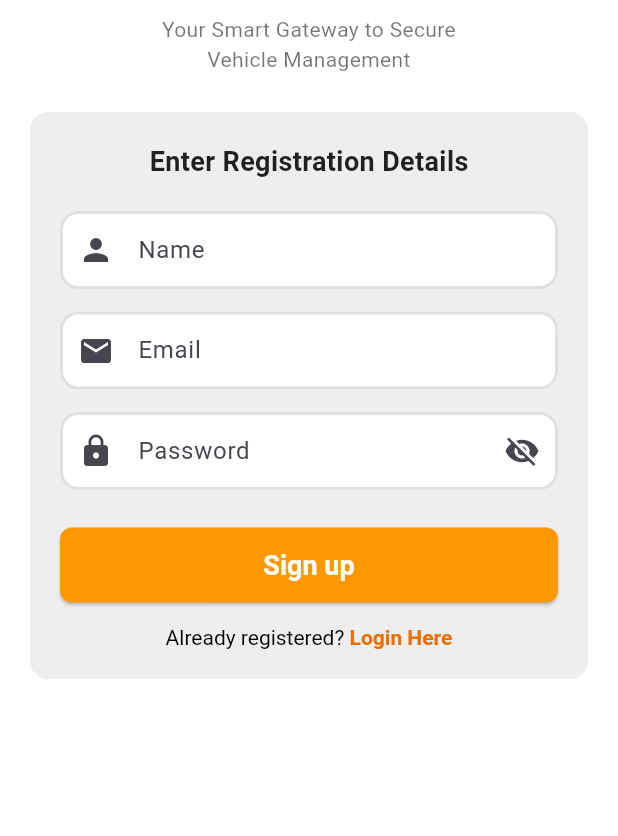
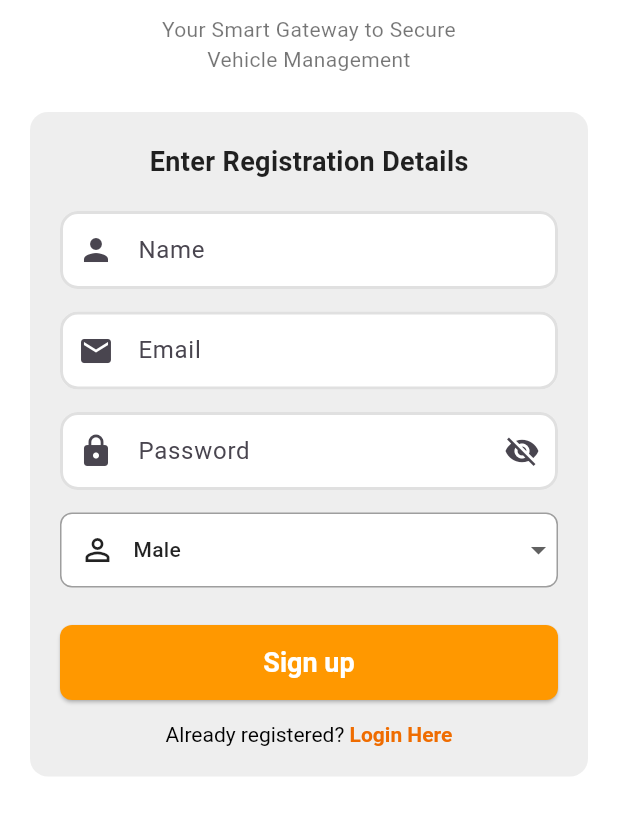
Before and after one commit to sriram806/Dwaramitra, a Flutter app: the screen it shows after launch, on a phone screen of 412 x 824 dp, the part 323-1159 px from its top. Run offline on Flutter 3.47's test engine with Material 3 defaults, Android fonts, the phone set to English and light mode, and no system bars; our stand-ins replace flutter_bloc, fluttertoast, image_picker, pin_code_fields, shared_preferences; missing offline and left inert: flex_color_picker; accounts and stored records are empty.

Commit message:
update in app

```diff
--- a/frontend/lib/features/auth/cubit/auth_cubit.dart
+++ b/frontend/lib/features/auth/cubit/auth_cubit.dart
@@ -37,6 +37,7 @@ class AuthCubit extends Cubit<AuthState> {
     required String name,
     required String email,
     required String password,
+    required String gender,
   }) async {
     try {
       emit(AuthLoading());
@@ -44,6 +45,7 @@ class AuthCubit extends Cubit<AuthState> {
         name: name,
         email: email,
         password: password,
+        gender: gender,
       );
 
       try {
--- a/frontend/lib/features/auth/pages/signup_page.dart
+++ b/frontend/lib/features/auth/pages/signup_page.dart
@@ -20,6 +20,8 @@ class _SignupPageState extends State<SignupPage> {
   final nameController = TextEditingController();
   final formKey = GlobalKey<FormState>();
   bool obscurePassword = true;
+  String selectedGender = 'Male';
+  bool _isNavigating = false;
 
   @override
   void dispose() {
@@ -35,6 +37,7 @@ class _SignupPageState extends State<SignupPage> {
             name: nameController.text.trim(),
             email: emailController.text.trim(),
             password: passwordController.text.trim(),
+            gender: selectedGender,
           );
     }
   }
@@ -63,12 +66,17 @@ class _SignupPageState extends State<SignupPage> {
                 backgroundColor: Colors.red,
               ),
             );
-          } else if (state is AuthSignUp) {
-            // Navigate to OTP verification page
-            Navigator.push(
-              context,
-              OtpVerificationPage.route(state.user),
-            );
+          } else if (state is AuthSignUp && !_isNavigating) {
+            _isNavigating = true;
+            // Navigate to OTP verification page using microtask to avoid framework issues
+            Future.microtask(() {
+              if (mounted) {
+                Navigator.push(
+                  context,
+                  OtpVerificationPage.route(state.user),
+                );
+              }
+            });
           }
         },
         builder: (context, state) {
@@ -214,6 +222,50 @@ class _SignupPageState extends State<SignupPage> {
                               return null;
                             },
                           ),
+                          const SizedBox(height: 15),
+
+                          // Gender Selection
+                          Container(
+                            decoration: BoxDecoration(
+                              border: Border.all(color: Colors.grey),
+                              borderRadius: BorderRadius.circular(8),
+                              color: Colors.white,
+                            ),
+                            child: Row(
+                              children: [
+                                const Padding(
+                                  padding: EdgeInsets.symmetric(horizontal: 12),
+                                  child: Icon(Icons.person_outline),
+                                ),
+                                Expanded(
+                                  child: DropdownButtonHideUnderline(
+                                    child: DropdownButton<String>(
+                                      value: selectedGender,
+                                      hint: const Text("Select Gender"),
+                                      isExpanded: true,
+                                      items: const [
+                                        DropdownMenuItem(
+                                          value: 'Male',
+                                          child: Text('Male'),
+                                        ),
+                                        DropdownMenuItem(
+                                          value: 'Female',
+                                          child: Text('Female'),
+                                        ),
+                                      ],
+                                      onChanged: (String? newValue) {
+                                        if (newValue != null) {
+                                          setState(() {
+                                            selectedGender = newValue;
+                                          });
+                                        }
+                                      },
+                                    ),
+                                  ),
+                                ),
+                              ],
+                            ),
+                          ),
                           const SizedBox(height: 25),
 
                           SizedBox(
--- a/frontend/lib/features/auth/repository/auth_remote_repository.dart
+++ b/frontend/lib/features/auth/repository/auth_remote_repository.dart
@@ -14,6 +14,7 @@ class AuthRemoteRepository {
     required String name,
     required String email,
     required String password,
+    required String gender,
   }) async {
     try {
       final res = await http.post(
@@ -27,6 +28,7 @@ class AuthRemoteRepository {
           'name': name,
           'email': email,
           'password': password,
+          'gender': gender,
         }),
       );
 
--- a/frontend/lib/features/home/repository/task_remote_repository.dart
+++ b/frontend/lib/features/home/repository/task_remote_repository.dart
@@ -22,7 +22,7 @@ class TaskRemoteRepository {
       final res = await http.post(Uri.parse("${Constants.backendUri}/tasks"),
           headers: {
             'Content-Type': 'application/json',
-            'x-auth-token': token,
+            'Authorization': 'Bearer $token',
           },
           body: jsonEncode(
             {
@@ -65,7 +65,7 @@ class TaskRemoteRepository {
         Uri.parse("${Constants.backendUri}/tasks"),
         headers: {
           'Content-Type': 'application/json',
-          'x-auth-token': token,
+          'Authorization': 'Bearer $token',
         },
       );
 
@@ -105,7 +105,7 @@ class TaskRemoteRepository {
         Uri.parse("${Constants.backendUri}/tasks/sync"),
         headers: {
           'Content-Type': 'application/json',
-          'x-auth-token': token,
+          'Authorization': 'Bearer $token',
         },
         body: jsonEncode(taskListInMap),
       );
--- a/frontend/lib/features/vehicles/pages/vehicle_management_page.dart
+++ b/frontend/lib/features/vehicles/pages/vehicle_management_page.dart
@@ -306,7 +306,7 @@ class _VehicleManagementPageState extends State<VehicleManagementPage> {
                   Icon(Icons.local_parking, size: 16, color: Colors.grey[600]),
                   const SizedBox(width: 4),
                   Text(
-                    'Slot: ${vehicle.parkingSlot}',
+                    'Gate: ${vehicle.gateName}',
                     style: TextStyle(color: Colors.grey[600]),
                   ),
                   const SizedBox(width: 16),
--- a/frontend/lib/models/user_model.dart
+++ b/frontend/lib/models/user_model.dart
@@ -8,6 +8,7 @@ class UserModel {
   final String token;
   final bool isAccountVerified;
   final String? phone;
+  final String? gender;
   final String? universityId;
   final String? department;
   final String designation;
@@ -23,6 +24,7 @@ class UserModel {
     required this.token,
     required this.isAccountVerified,
     this.phone,
+    this.gender,
     this.universityId,
     this.department,
     required this.designation,
@@ -39,6 +41,7 @@ class UserModel {
     String? token,
     bool? isAccountVerified,
     String? phone,
+    String? gender,
     String? universityId,
     String? department,
     String? designation,
@@ -54,6 +57,7 @@ class UserModel {
       token: token ?? this.token,
       isAccountVerified: isAccountVerified ?? this.isAccountVerified,
       phone: phone ?? this.phone,
+      gender: gender ?? this.gender,
       universityId: universityId ?? this.universityId,
       department: department ?? this.department,
       designation: designation ?? this.designation,
@@ -72,6 +76,7 @@ class UserModel {
       'token': token,
       'isAccountVerified': isAccountVerified,
       'phone': phone,
+      'gender': gender,
       'universityId': universityId,
       'department': department,
       'designation': designation,
@@ -90,6 +95,7 @@ class UserModel {
       token: map['token'] ?? '',
       isAccountVerified: map['isAccountVerified'] ?? false,
       phone: map['phone'],
+      gender: map['gender'],
       universityId: map['universityId'],
       department: map['department'],
       designation: map['designation'] ?? 'Student',
@@ -107,7 +113,7 @@ class UserModel {
 
   @override
   String toString() {
-    return 'UserModel(id: $id, email: $email, name: $name, token: $token, isAccountVerified: $isAccountVerified, phone: $phone, universityId: $universityId, department: $department, designation: $designation, role: $role, avatar: $avatar, createdAt: $createdAt, updatedAt: $updatedAt)';
+    return 'UserModel(id: $id, email: $email, name: $name, token: $token, isAccountVerified: $isAccountVerified, phone: $phone, gender: $gender, universityId: $universityId, department: $department, designation: $designation, role: $role, avatar: $avatar, createdAt: $createdAt, updatedAt: $updatedAt)';
   }
 
   @override
@@ -120,6 +126,7 @@ class UserModel {
         other.token == token &&
         other.isAccountVerified == isAccountVerified &&
         other.phone == phone &&
+        other.gender == gender &&
         other.universityId == universityId &&
         other.department == department &&
         other.designation == designation &&
@@ -137,6 +144,7 @@ class UserModel {
         token.hashCode ^
         isAccountVerified.hashCode ^
         phone.hashCode ^
+        gender.hashCode ^
         universityId.hashCode ^
         department.hashCode ^
         designation.hashCode ^
```
Also changed, not shown: frontend/lib/features/auth/pages/login_page.dart (+10 -5 lines), frontend/lib/features/auth/pages/otp_verification_page.dart (+11 -2 lines), frontend/lib/features/vehicles/cubit/vehicle_cubit.dart (+12 -16 lines), frontend/lib/features/vehicles/pages/add_vehicle_page.dart (+24 -35 lines), frontend/lib/features/vehicles/pages/edit_vehicle_page.dart (+28 -39 lines), frontend/lib/features/vehicles/pages/vehicle_details_page.dart (+8 -14 lines), 1 other file.
